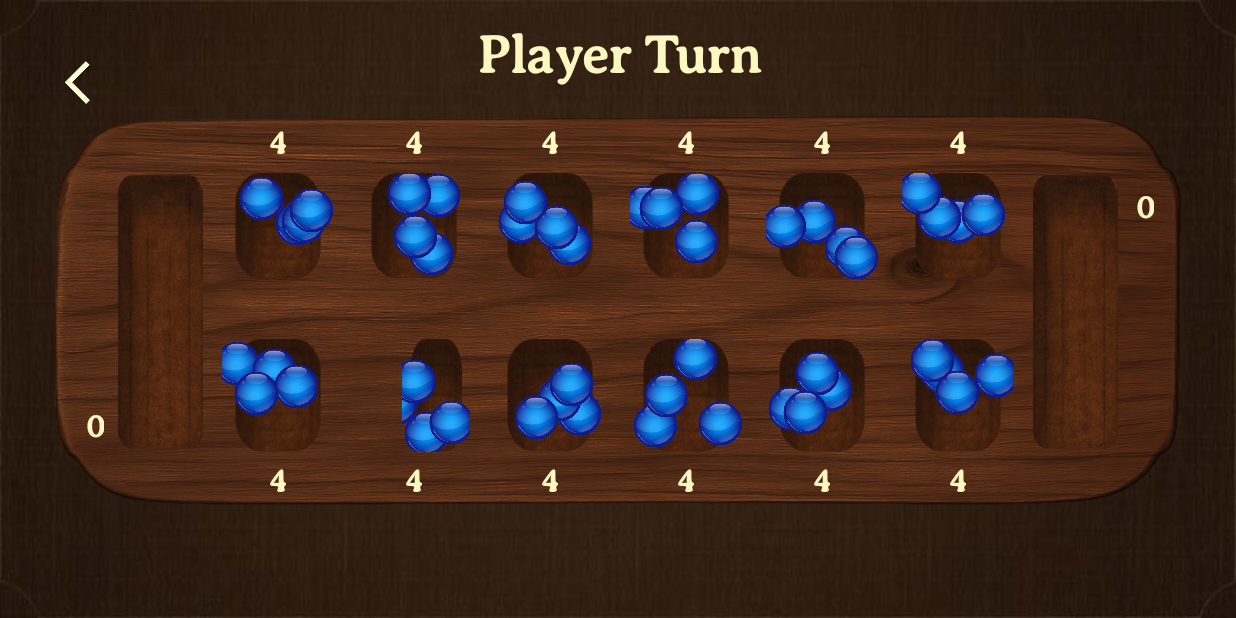
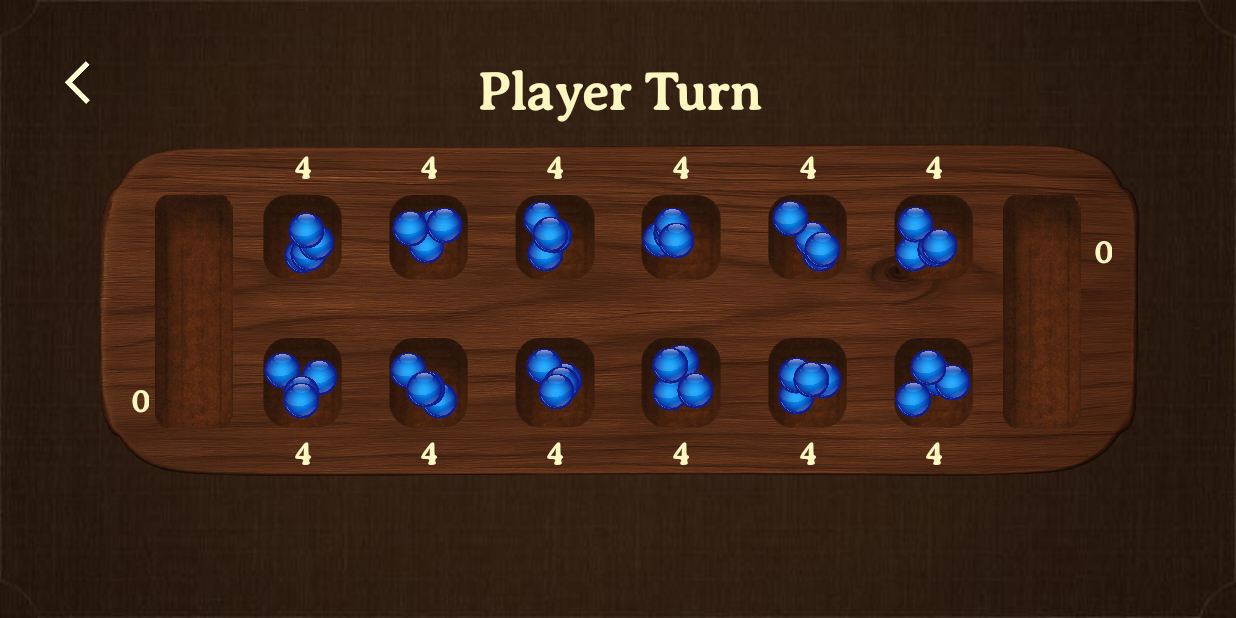
Before and after one commit to Juliatduffy/Mancala-App, an Android app: the GameFragment screen opened through its navigation route, on a phone screen of 824 x 412 dp (held sideways). Run offline under Robolectric (Android 15) with nearby library versions, the phone set to English and light mode, and no system bars.

Commit message:
Final Polish+ Demo Video

```diff
--- a/app/src/main/java/com/example/mancala/GameFragment.kt
+++ b/app/src/main/java/com/example/mancala/GameFragment.kt
@@ -55,10 +55,10 @@ class GameFragment : Fragment() {
     private val binding get() = _binding!!
     // List of the hole ui elements
     private lateinit var holes: List<FrameLayout>
-    // The ui "counts" displayes on the screen
+    // The ui "counts" displays on the screen
     private lateinit var holeCounts:List<TextView>
     // Marble size
-    private val marbleSizeDp = 30
+    private val marbleSizeDp = 25
 
     // All of the animation events
     private sealed class AnimationEvent {
@@ -81,6 +81,7 @@ class GameFragment : Fragment() {
 
     override fun onViewCreated(view: View, savedInstanceState: Bundle?) {
         super.onViewCreated(view, savedInstanceState)
+
         // store references to all of the holes
         holes = listOf(
             binding.pit0,
@@ -153,6 +154,9 @@ class GameFragment : Fragment() {
             findNavController().navigate(R.id.homeFragment)
         }
         viewModel.startGame(difficulty, homeViewModel.firstMove)
+        if(viewModel.currentPlayer.value == 0)
+            binding.gameCaptions.text = "Player Turn"
+        else binding.gameCaptions.text = "Computer Turn"
 
         // collect emits from the vm to trigger animations
         lifecycleScope.launch {
@@ -228,8 +232,8 @@ class GameFragment : Fragment() {
                     layoutParams = FrameLayout.LayoutParams(sizePx, sizePx).apply {
                         gravity = Gravity.CENTER
                     }
-                    translationX = Random.nextInt(-40, 40).toFloat()
-                    translationY = Random.nextInt(-40, 40).toFloat()
+                    translationX = Random.nextInt(-20, 20).toFloat()
+                    translationY = Random.nextInt(-20, 20).toFloat()
                 }
                 container.addView(marble)
             }
--- a/app/src/main/res/layout/fragment_game.xml
+++ b/app/src/main/res/layout/fragment_game.xml
@@ -12,6 +12,7 @@
     android:id="@+id/background"
     android:layout_width="match_parent"
     android:layout_height="match_parent"
+    android:padding="30dp"
     android:background="@drawable/brown_background">
 
 
@@ -19,8 +20,8 @@
         android:id="@+id/backButtonGame"
         android:layout_width="30dp"
         android:layout_height="30dp"
-        android:layout_marginTop="40dp"
-        android:layout_marginLeft="40dp"
+        android:layout_marginTop="10dp"
+        android:layout_marginLeft="10dp"
         android:adjustViewBounds="true"
         android:scaleType="centerInside"
         android:background="@android:color/transparent"
@@ -568,17 +569,16 @@
         android:id="@+id/pit1"
         android:layout_width="0dp"
         android:layout_height="0dp"
+        android:layout_marginVertical="12dp"
+        android:background="@drawable/hole2"
+        android:clickable="true"
         android:contentDescription="pit1"
-        android:clickable="true"
         android:focusable="true"
-                android:background="@drawable/hole2"
-android:layout_marginVertical="12dp"
         android:foreground="?attr/selectableItemBackground"
-        app:layout_constraintStart_toStartOf="@id/pit7_left"
+        app:layout_constraintBottom_toBottomOf="@id/pit7_bottom"
         app:layout_constraintEnd_toStartOf="@id/pit7_right"
-        app:layout_constraintTop_toTopOf="@id/pit7_top"
-        app:layout_constraintBottom_toBottomOf="@id/pit7_bottom">
-        </FrameLayout>
+        app:layout_constraintStart_toStartOf="@+id/pit1_left"
+        app:layout_constraintTop_toTopOf="@id/pit7_top"></FrameLayout>
 
     <androidx.constraintlayout.widget.Guideline
         android:id="@+id/pit8_left"
@@ -768,7 +768,7 @@ android:layout_marginVertical="12dp"
         android:textSize="35sp"
         android:textStyle="bold"
         android:fontFamily="@font/averia_serif_libre"
-        android:text="Player Turn"
+        android:text=""
         app:layout_constraintBottom_toTopOf="@+id/guide_top_row"
         app:layout_constraintEnd_toStartOf="@+id/pit3_right"
         app:layout_constraintStart_toStartOf="@+id/pit2_left"
```
Also changed, not shown: app/src/main/java/com/example/mancala/ComputerPlayer.kt (+6 -6 lines), 1 other file.
